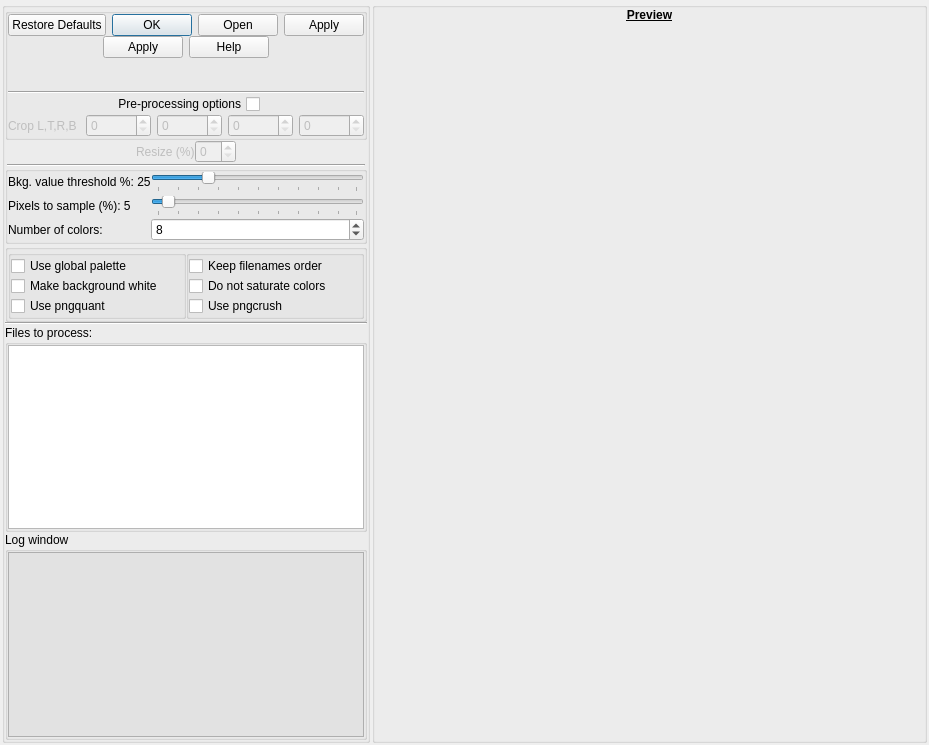
First picture: the form in noteshrinkdialog.ui, repository clapautius/noteshrink-qt, before the edit.
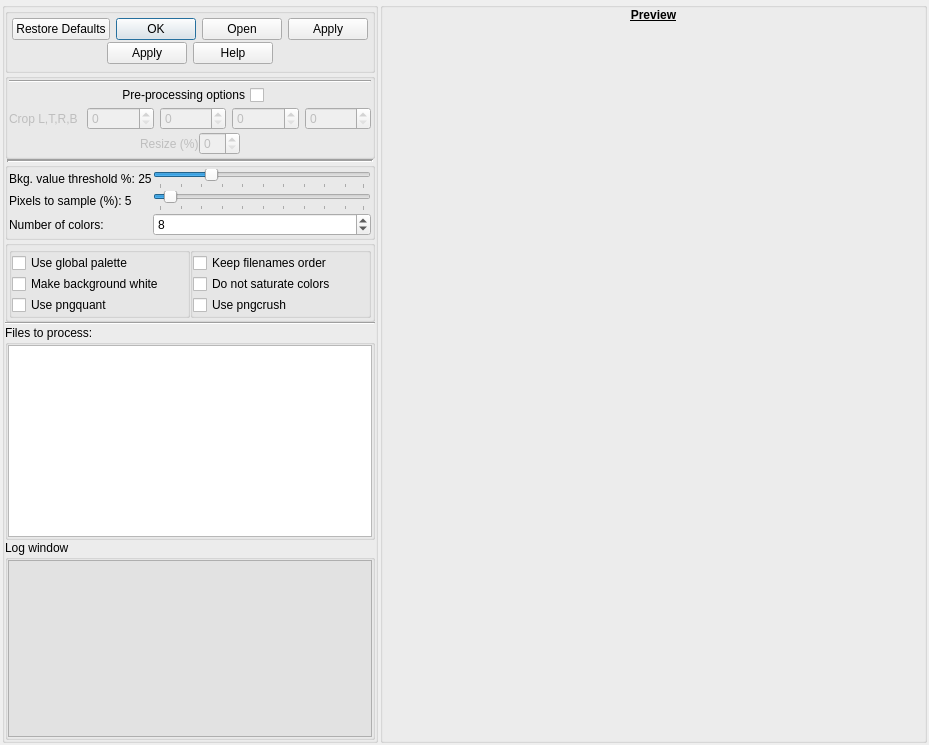
Second picture: the form after the edit.

What changed in the file:
```diff
--- a/noteshrinkdialog.ui
+++ b/noteshrinkdialog.ui
@@ -57,34 +57,28 @@
        <number>0</number>
       </property>
       <item>
-       <widget class="QGroupBox" name="m_preprocessing_box_try">
+       <widget class="QGroupBox" name="m_buttons_box">
         <property name="title">
          <string/>
         </property>
         <property name="flat">
          <bool>true</bool>
         </property>
-        <property name="checkable">
-         <bool>false</bool>
-        </property>
-        <property name="checked">
-         <bool>false</bool>
-        </property>
-        <layout class="QVBoxLayout" name="verticalLayout_9">
+        <layout class="QVBoxLayout" name="verticalLayout_6">
          <property name="spacing">
-          <number>0</number>
+          <number>2</number>
          </property>
          <property name="leftMargin">
-          <number>0</number>
+          <number>4</number>
          </property>
          <property name="topMargin">
-          <number>0</number>
+          <number>4</number>
          </property>
          <property name="rightMargin">
-          <number>0</number>
+          <number>4</number>
          </property>
          <property name="bottomMargin">
-          <number>0</number>
+          <number>6</number>
          </property>
          <item>
           <widget class="QDialogButtonBox" name="m_params_button_box">
@@ -109,21 +103,41 @@
            </property>
           </widget>
          </item>
-         <item>
-          <spacer name="verticalSpacer">
-           <property name="orientation">
-            <enum>Qt::Vertical</enum>
-           </property>
-           <property name="sizeHint" stdset="0">
-            <size>
-             <width>20</width>
-             <height>40</height>
-            </size>
-           </property>
-          </spacer>
+        </layout>
+       </widget>
          </item>
          <item>
-          <widget class="Line" name="line_3">
+       <widget class="QGroupBox" name="m_preprocessing_box_try">
+        <property name="title">
+         <string/>
+        </property>
+        <property name="flat">
+         <bool>true</bool>
+        </property>
+        <property name="checkable">
+         <bool>false</bool>
+        </property>
+        <property name="checked">
+         <bool>false</bool>
+        </property>
+        <layout class="QVBoxLayout" name="verticalLayout_9">
+         <property name="spacing">
+          <number>2</number>
+         </property>
+         <property name="leftMargin">
+          <number>1</number>
+         </property>
+         <property name="topMargin">
+          <number>1</number>
+         </property>
+         <property name="rightMargin">
+          <number>1</number>
+         </property>
+         <property name="bottomMargin">
+          <number>1</number>
+         </property>
+         <item>
+          <widget class="Line" name="line_2">
            <property name="orientation">
             <enum>Qt::Horizontal</enum>
            </property>
@@ -242,12 +256,6 @@
           </layout>
          </item>
          <item>
-          <layout class="QVBoxLayout" name="verticalLayout_6"/>
-         </item>
-        </layout>
-       </widget>
-      </item>
-      <item>
        <layout class="QHBoxLayout" name="horizontalLayout_5">
         <property name="spacing">
          <number>0</number>
@@ -297,11 +305,17 @@
         </item>
        </layout>
       </item>
+        </layout>
+       </widget>
+      </item>
       <item>
        <widget class="Line" name="line">
         <property name="styleSheet">
          <string notr="true">margin: 2px;</string>
         </property>
+        <property name="lineWidth">
+         <number>2</number>
+        </property>
         <property name="orientation">
          <enum>Qt::Horizontal</enum>
         </property>
@@ -317,22 +331,22 @@
         </property>
         <layout class="QFormLayout" name="formLayout_2">
          <property name="horizontalSpacing">
-          <number>0</number>
+          <number>1</number>
          </property>
          <property name="verticalSpacing">
           <number>2</number>
          </property>
          <property name="leftMargin">
-          <number>0</number>
+          <number>1</number>
          </property>
          <property name="topMargin">
-          <number>0</number>
+          <number>1</number>
          </property>
          <property name="rightMargin">
-          <number>0</number>
+          <number>1</number>
          </property>
          <property name="bottomMargin">
-          <number>0</number>
+          <number>1</number>
          </property>
          <item row="0" column="0">
           <widget class="QLabel" name="m_bkg_value_thres_label">
@@ -358,16 +372,13 @@
           </widget>
          </item>
          <item row="1" column="0">
-          <layout class="QFormLayout" name="formLayout"/>
-         </item>
-         <item row="2" column="0">
           <widget class="QLabel" name="m_pixels_sample_label">
            <property name="text">
             <string>Pixels to sample (%): 5</string>
            </property>
           </widget>
          </item>
-         <item row="2" column="1">
+         <item row="1" column="1">
           <widget class="QSlider" name="m_pixels_sample">
            <property name="value">
             <number>5</number>
@@ -383,14 +394,14 @@
            </property>
           </widget>
          </item>
-         <item row="3" column="0">
+         <item row="2" column="0">
           <widget class="QLabel" name="label_4">
            <property name="text">
             <string>Number of colors:</string>
            </property>
           </widget>
          </item>
-         <item row="3" column="1">
+         <item row="2" column="1">
           <widget class="QSpinBox" name="m_num_colors">
            <property name="minimum">
             <number>1</number>
@@ -417,21 +428,21 @@
         <property name="flat">
          <bool>true</bool>
         </property>
-        <layout class="QHBoxLayout" name="horizontalLayout_7">
+        <layout class="QHBoxLayout" name="horizontalLayout_7" stretch="0,0">
          <property name="spacing">
           <number>0</number>
          </property>
          <property name="leftMargin">
-          <number>0</number>
+          <number>1</number>
          </property>
          <property name="topMargin">
-          <number>0</number>
+          <number>1</number>
          </property>
          <property name="rightMargin">
-          <number>0</number>
+          <number>1</number>
          </property>
          <property name="bottomMargin">
-          <number>0</number>
+          <number>1</number>
          </property>
          <item>
           <widget class="QGroupBox" name="groupBox_14">
@@ -441,7 +452,7 @@
            <property name="flat">
             <bool>true</bool>
            </property>
-           <layout class="QVBoxLayout" name="verticalLayout_8">
+           <layout class="QVBoxLayout" name="verticalLayout_8" stretch="0">
             <property name="spacing">
              <number>0</number>
             </property>
@@ -460,7 +471,7 @@
             <item>
              <layout class="QVBoxLayout" name="verticalLayout">
               <property name="spacing">
-               <number>0</number>
+               <number>1</number>
               </property>
               <item>
                <widget class="QCheckBox" name="m_global_palette">
@@ -499,7 +510,7 @@
            <property name="flat">
             <bool>true</bool>
            </property>
-           <layout class="QVBoxLayout" name="verticalLayout_11">
+           <layout class="QVBoxLayout" name="verticalLayout_11" stretch="0">
             <property name="spacing">
              <number>0</number>
             </property>
@@ -518,7 +529,7 @@
             <item>
              <layout class="QVBoxLayout" name="verticalLayout_10">
               <property name="spacing">
-               <number>0</number>
+               <number>1</number>
               </property>
               <item>
                <widget class="QCheckBox" name="m_keep_filenames_order">
@@ -558,13 +569,19 @@
       </item>
       <item>
        <widget class="QGroupBox" name="m_files_to_process_box">
+        <property name="sizePolicy">
+         <sizepolicy hsizetype="Preferred" vsizetype="MinimumExpanding">
+          <horstretch>0</horstretch>
+          <verstretch>0</verstretch>
+         </sizepolicy>
+        </property>
         <property name="title">
          <string>Files to process:</string>
         </property>
         <property name="flat">
          <bool>true</bool>
         </property>
-        <layout class="QVBoxLayout" name="verticalLayout_7">
+        <layout class="QVBoxLayout" name="verticalLayout_7" stretch="0">
          <property name="spacing">
           <number>0</number>
          </property>
@@ -583,7 +600,7 @@
          <item>
           <widget class="QListView" name="m_preview_files">
            <property name="sizePolicy">
-            <sizepolicy hsizetype="Expanding" vsizetype="Maximum">
+            <sizepolicy hsizetype="Expanding" vsizetype="MinimumExpanding">
              <horstretch>0</horstretch>
              <verstretch>0</verstretch>
             </sizepolicy>
@@ -692,7 +709,7 @@
         <item>
          <widget class="QLabel" name="m_preview_area">
           <property name="sizePolicy">
-           <sizepolicy hsizetype="MinimumExpanding" vsizetype="MinimumExpanding">
+           <sizepolicy hsizetype="Preferred" vsizetype="Preferred">
             <horstretch>0</horstretch>
             <verstretch>0</verstretch>
            </sizepolicy>
```
Lines whose indentation alone changed are shown as unchanged.
